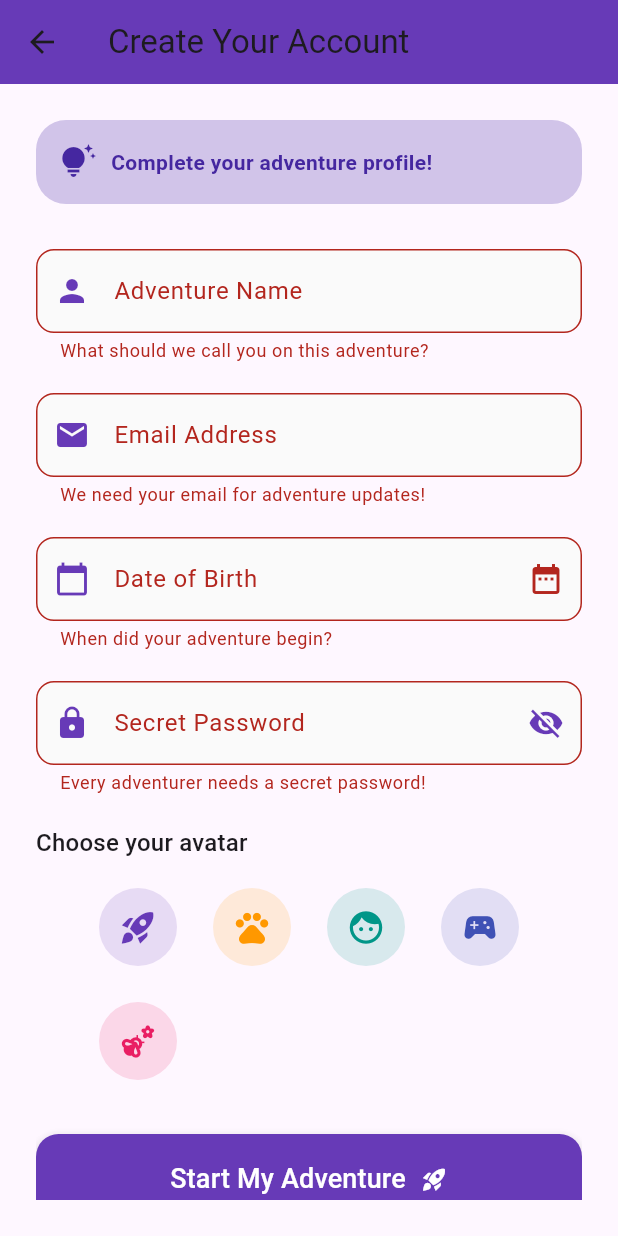
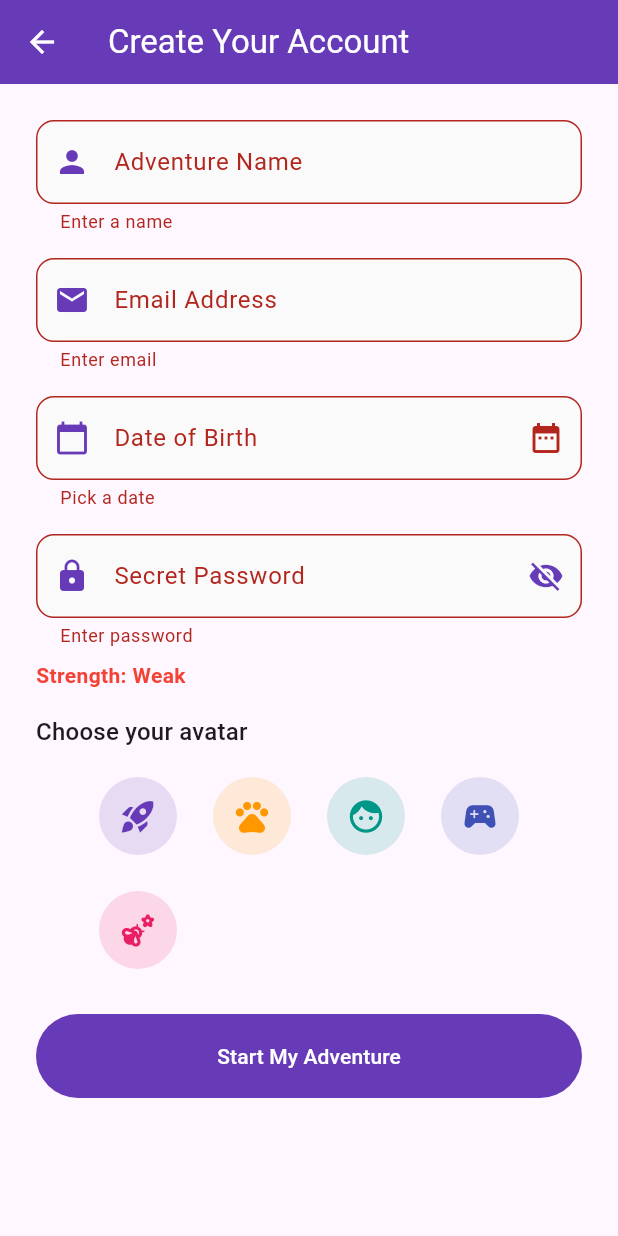
Before and after one commit to brockeh8/act13, a Flutter app: the SignupScreen screen opened directly, after a tap on "Start My Adventure", on a phone screen of 412 x 824 dp. Run offline on Flutter 3.47's test engine with Material 3 defaults, Android fonts, the phone set to English and light mode, and no system bars; our stand-ins replace animated_text_kit, confetti.

Commit message:
Added the password strength indicator

```diff
--- a/lib/screens/signup_screen.dart
+++ b/lib/screens/signup_screen.dart
@@ -3,7 +3,6 @@ import 'success_screen.dart';
 
 class SignupScreen extends StatefulWidget {
   const SignupScreen({super.key});
-
   @override
   State<SignupScreen> createState() => _SignupScreenState();
 }
@@ -14,7 +13,6 @@ class _Avatar {
   const _Avatar(this.icon, this.color);
 }
 
-// The 5 avatars to choose from
 const _avatars = <_Avatar>[
   _Avatar(Icons.rocket_launch, Colors.deepPurple),
   _Avatar(Icons.pets, Colors.orange),
@@ -25,210 +23,158 @@ const _avatars = <_Avatar>[
 
 class _SignupScreenState extends State<SignupScreen> {
   final _formKey = GlobalKey<FormState>();
-  final TextEditingController _nameController = TextEditingController();
-  final TextEditingController _emailController = TextEditingController();
-  final TextEditingController _passwordController = TextEditingController();
-  final TextEditingController _dobController = TextEditingController();
+  final _name = TextEditingController();
+  final _email = TextEditingController();
+  final _pwd = TextEditingController();
+  final _dob = TextEditingController();
 
-  bool _isPasswordVisible = false;
-  bool _isLoading = false;
+  bool _showPwd = false;
+  bool _loading = false;
+  int? _avatarIndex;
 
+  double _pwStrength = 0.0;
+  String _pwLabel = 'Weak';
+  Color _pwColor = Colors.red;
 
-  int? _avatarIndex;
+  @override
+  void initState() {
+    super.initState();
+    _pwd.addListener(() => _evaluatePassword(_pwd.text));
+  }
 
   @override
   void dispose() {
-    _nameController.dispose();
-    _emailController.dispose();
-    _passwordController.dispose();
-    _dobController.dispose();
+    _name.dispose();
+    _email.dispose();
+    _pwd.dispose();
+    _dob.dispose();
     super.dispose();
   }
 
+  void _evaluatePassword(String p) {
+    final a = p.length >= 8 ? 1 : 0;
+    final b = RegExp(r'[a-z]').hasMatch(p) ? 1 : 0;
+    final c = RegExp(r'[A-Z]').hasMatch(p) ? 1 : 0;
+    final d = RegExp(r'[0-9]').hasMatch(p) ? 1 : 0;
+    final e = RegExp(r'[^A-Za-z0-9]').hasMatch(p) ? 1 : 0;
+    final s = ((a + b + c + d + e) / 5).clamp(0.0, 1.0);
+    setState(() {
+      _pwStrength = s;
+      if (s < 0.4) { _pwColor = Colors.red; _pwLabel = 'Weak'; }
+      else if (s < 0.7) { _pwColor = Colors.orange; _pwLabel = 'Okay'; }
+      else if (s < 0.9) { _pwColor = Colors.lightGreen; _pwLabel = 'Strong'; }
+      else { _pwColor = Colors.green; _pwLabel = 'Excellent'; }
+    });
+  }
 
-  Future<void> _selectDate() async {
-    DateTime? picked = await showDatePicker(
+  void _updateProgress() {}
+
+  Future<void> _pickDate() async {
+    final picked = await showDatePicker(
       context: context,
-      initialDate: DateTime.now(),
+      initialDate: DateTime(DateTime.now().year - 18),
       firstDate: DateTime(1900),
       lastDate: DateTime.now(),
     );
-    if (picked != null) {
-      setState(() {
-        _dobController.text = "${picked.day}/${picked.month}/${picked.year}";
-      });
-    }
+    if (picked != null) _dob.text = '${picked.day}/${picked.month}/${picked.year}';
   }
 
-  void _submitForm() {
-    if (_formKey.currentState!.validate()) {
+  void _submit() {
+    if (!_formKey.currentState!.validate()) return;
     if (_avatarIndex == null) {
-        ScaffoldMessenger.of(context).showSnackBar(
-          const SnackBar(content: Text('Pick an avatar to continue')),
-        );
+      ScaffoldMessenger.of(context).showSnackBar(const SnackBar(content: Text('Pick an avatar to continue')));
       return;
     }
+    setState(() => _loading = true);
 
-      setState(() {
-        _isLoading = true;
-      });
+    final badges = <String>[];
+    if (_pwStrength >= 0.75) badges.add('Strong Password Master');
+    if (DateTime.now().hour < 12) badges.add('The Early Bird Special');
+    if (_name.text.trim().isNotEmpty &&
+        _email.text.contains('@') &&
+        _pwd.text.isNotEmpty &&
+        _dob.text.isNotEmpty) {
+      badges.add('Profile Completer');
+    }
 
-      Future.delayed(const Duration(seconds: 2), () {
+    Future.delayed(const Duration(seconds: 1), () {
       if (!mounted) return;
-        setState(() {
-          _isLoading = false;
-        });
+      setState(() => _loading = false);
       Navigator.pushReplacement(
         context,
         MaterialPageRoute(
-            builder: (context) => SuccessScreen(
-              userName: _nameController.text.trim(),
+          builder: (_) => SuccessScreen(
+            userName: _name.text.trim(),
             avatarIcon: _avatars[_avatarIndex!].icon,
             avatarColor: _avatars[_avatarIndex!].color,
+            badges: badges,
           ),
         ),
       );
     });
   }
-  }
 
   @override
   Widget build(BuildContext context) {
     return Scaffold(
-      appBar: AppBar(
-        title: const Text('Create Your Account'),
-        backgroundColor: Colors.deepPurple,
-        elevation: 0,
-      ),
+      appBar: AppBar(backgroundColor: Colors.deepPurple, foregroundColor: Colors.white, title: const Text('Create Your Account')),
       body: Padding(
-        padding: const EdgeInsets.all(24.0),
+        padding: const EdgeInsets.all(24),
         child: SingleChildScrollView(
           child: Form(
             key: _formKey,
             child: Column(
               children: [
-                // Animated Form Header
-                AnimatedContainer(
-                  duration: const Duration(milliseconds: 500),
-                  curve: Curves.easeInOut,
-                  padding: const EdgeInsets.all(16),
-                  decoration: BoxDecoration(
-                    color: Colors.deepPurple[100],
-                    borderRadius: BorderRadius.circular(20),
+                _field(_name, 'Adventure Name', Icons.person, (v) => (v==null||v.isEmpty) ? 'Enter a name' : null),
+                const SizedBox(height: 16),
+                _field(_email, 'Email Address', Icons.email, (v) {
+                  if (v==null||v.isEmpty) return 'Enter email';
+                  if (!v.contains('@') || !v.contains('.')) return 'Enter valid email';
+                  return null;
+                }),
+                const SizedBox(height: 16),
+                TextFormField(
+                  controller: _dob,
+                  readOnly: true,
+                  onTap: _pickDate,
+                  decoration: InputDecoration(
+                    labelText: 'Date of Birth',
+                    prefixIcon: const Icon(Icons.calendar_today, color: Colors.deepPurple),
+                    border: OutlineInputBorder(borderRadius: BorderRadius.circular(12)),
+                    filled: true,
+                    fillColor: Colors.grey[50],
+                    suffixIcon: IconButton(icon: const Icon(Icons.date_range), onPressed: _pickDate),
                   ),
-                  child: Row(
-                    children: [
-                      Icon(Icons.tips_and_updates, color: Colors.deepPurple[800]),
-                      const SizedBox(width: 10),
-                      Expanded(
-                        child: Text(
-                          'Complete your adventure profile!',
-                          style: TextStyle(
-                            color: Colors.deepPurple[800],
-                            fontWeight: FontWeight.bold,
+                  validator: (v) => (v==null||v.isEmpty) ? 'Pick a date' : null,
+                ),
+                const SizedBox(height: 16),
+                TextFormField(
+                  controller: _pwd,
+                  obscureText: !_showPwd,
+                  decoration: InputDecoration(
+                    labelText: 'Secret Password',
+                    prefixIcon: const Icon(Icons.lock, color: Colors.deepPurple),
+                    border: OutlineInputBorder(borderRadius: BorderRadius.circular(12)),
+                    filled: true,
+                    fillColor: Colors.grey[50],
+                    suffixIcon: IconButton(
+                      icon: Icon(_showPwd ? Icons.visibility : Icons.visibility_off, color: Colors.deepPurple),
+                      onPressed: () => setState(() => _showPwd = !_showPwd),
                     ),
                   ),
-                      ),
-                    ],
-                  ),
-                ),
-                const SizedBox(height: 30),
-
-
-                _buildTextField(
-                  controller: _nameController,
-                  label: 'Adventure Name',
-                  icon: Icons.person,
-                  validator: (value) {
-                    if (value == null || value.isEmpty) {
-                      return 'What should we call you on this adventure?';
-                    }
+                  validator: (v) {
+                    if (v==null||v.isEmpty) return 'Enter password';
+                    if (v.length < 6) return 'Min 6 characters';
                     return null;
                   },
                 ),
-                const SizedBox(height: 20),
-
-                _buildTextField(
-                  controller: _emailController,
-                  label: 'Email Address',
-                  icon: Icons.email,
-                  validator: (value) {
-                    if (value == null || value.isEmpty) {
-                      return 'We need your email for adventure updates!';
-                    }
-                    if (!value.contains('@') || !value.contains('.')) {
-                      return 'Oops! That doesn\'t look like a valid email';
-                    }
-                    return null;
-                  },
-                ),
-                const SizedBox(height: 20),
-
-                TextFormField(
-                  controller: _dobController,
-                  readOnly: true,
-                  onTap: _selectDate,
-                  decoration: InputDecoration(
-                    labelText: 'Date of Birth',
-                    prefixIcon: const Icon(Icons.calendar_today, color: Colors.deepPurple),
-                    border: OutlineInputBorder(
-                      borderRadius: BorderRadius.circular(12),
-                    ),
-                    filled: true,
-                    fillColor: Colors.grey[50],
-                    suffixIcon: IconButton(
-                      icon: const Icon(Icons.date_range),
-                      onPressed: _selectDate,
-                    ),
-                  ),
-                  validator: (value) {
-                    if (value == null || value.isEmpty) {
-                      return 'When did your adventure begin?';
-                    }
-                    return null;
-                  },
-                ),
-                const SizedBox(height: 20),
-
-                TextFormField(
-                  controller: _passwordController,
-                  obscureText: !_isPasswordVisible,
-                  decoration: InputDecoration(
-                    labelText: 'Secret Password',
-                    prefixIcon: const Icon(Icons.lock, color: Colors.deepPurple),
-                    border: OutlineInputBorder(
-                      borderRadius: BorderRadius.circular(12),
-                    ),
-                    filled: true,
-                    fillColor: Colors.grey[50],
-                    suffixIcon: IconButton(
-                      icon: Icon(
-                        _isPasswordVisible ? Icons.visibility : Icons.visibility_off,
-                        color: Colors.deepPurple,
-                      ),
-                      onPressed: () {
-                        setState(() {
-                          _isPasswordVisible = !_isPasswordVisible;
-                        });
-                      },
-                    ),
-                  ),
-                  validator: (value) {
-                    if (value == null || value.isEmpty) {
-                      return 'Every adventurer needs a secret password!';
-                    }
-                    if (value.length < 6) {
-                      return 'Make it stronger! At least 6 characters';
-                    }
-                    return null;
-                  },
-                ),
-                const SizedBox(height: 20),
-
+                const SizedBox(height: 8),
                 Align(
                   alignment: Alignment.centerLeft,
-                  child: Text('Choose your avatar', style: Theme.of(context).textTheme.titleMedium),
+                  child: Text('Strength: $_pwLabel', style: TextStyle(color: _pwColor, fontWeight: FontWeight.w600)),
                 ),
+                const SizedBox(height: 16),
+                Align(alignment: Alignment.centerLeft, child: Text('Choose your avatar', style: Theme.of(context).textTheme.titleMedium)),
                 const SizedBox(height: 12),
                 Wrap(
                   spacing: 12,
@@ -239,63 +185,31 @@ class _SignupScreenState extends State<SignupScreen> {
                         borderRadius: BorderRadius.circular(999),
                         onTap: () => setState(() => _avatarIndex = i),
                         child: AnimatedContainer(
-                          duration: const Duration(milliseconds: 200),
+                          duration: const Duration(milliseconds: 150),
                           padding: const EdgeInsets.all(6),
                           decoration: BoxDecoration(
                             shape: BoxShape.circle,
-                            boxShadow: _avatarIndex == i
-                                ? [
-                                    BoxShadow(
-                                      color: _avatars[i].color.withOpacity(0.35),
-                                      blurRadius: 14,
-                                      spreadRadius: 2,
-                                    )
-                                  ]
-                                : null,
+                            boxShadow: _avatarIndex == i ? [BoxShadow(color: _avatars[i].color.withOpacity(0.35), blurRadius: 12, spreadRadius: 1)] : null,
                           ),
                           child: CircleAvatar(
                             radius: _avatarIndex == i ? 30 : 26,
                             backgroundColor: _avatars[i].color.withOpacity(0.15),
-                            child: Icon(
-                              _avatars[i].icon,
-                              color: _avatars[i].color,
-                              size: _avatarIndex == i ? 32 : 26,
-                            ),
+                            child: Icon(_avatars[i].icon, color: _avatars[i].color, size: _avatarIndex == i ? 32 : 26),
                           ),
                         ),
                       ),
                   ],
                 ),
-                const SizedBox(height: 30),
-
-                AnimatedContainer(
-                  duration: const Duration(milliseconds: 300),
-                  width: _isLoading ? 60 : double.infinity,
-                  height: 60,
-                  child: _isLoading
-                      ? const Center(
-                          child: CircularProgressIndicator(
-                            valueColor: AlwaysStoppedAnimation<Color>(Colors.deepPurple),
-                          ),
-                        )
-                      : ElevatedButton(
-                          onPressed: _submitForm,
-                          style: ElevatedButton.styleFrom(
-                            backgroundColor: Colors.deepPurple,
-                            shape: RoundedRectangleBorder(
-                              borderRadius: BorderRadius.circular(15),
-                            ),
-                            padding: const EdgeInsets.symmetric(vertical: 16),
-                            elevation: 5,
-                          ),
-                          child: const Row(
-                            mainAxisAlignment: MainAxisAlignment.center,
-                            children: [
-                              Text('Start My Adventure', style: TextStyle(fontSize: 18, color: Colors.white)),
-                              SizedBox(width: 10),
-                              Icon(Icons.rocket_launch, color: Colors.white),
-                            ],
-                          ),
+                const SizedBox(height: 24),
+                SizedBox(
+                  width: double.infinity,
+                  height: 56,
+                  child: _loading
+                      ? const Center(child: CircularProgressIndicator())
+                      : FilledButton(
+                          style: FilledButton.styleFrom(backgroundColor: Colors.deepPurple),
+                          onPressed: _submit,
+                          child: const Text('Start My Adventure'),
                         ),
                 ),
               ],
@@ -306,24 +220,17 @@ class _SignupScreenState extends State<SignupScreen> {
     );
   }
 
-  Widget _buildTextField({
-    required TextEditingController controller,
-    required String label,
-    required IconData icon,
-    required String? Function(String?) validator,
-  }) {
+  Widget _field(TextEditingController c, String label, IconData icon, String? Function(String?) v) {
     return TextFormField(
-      controller: controller,
+      controller: c,
       decoration: InputDecoration(
         labelText: label,
         prefixIcon: Icon(icon, color: Colors.deepPurple),
-        border: OutlineInputBorder(
-          borderRadius: BorderRadius.circular(12),
-        ),
+        border: OutlineInputBorder(borderRadius: BorderRadius.circular(12)),
         filled: true,
         fillColor: Colors.grey[50],
       ),
-      validator: validator,
+      validator: v,
     );
   }
 }
```
Also changed, not shown: lib/screens/success_screen.dart (+25 -75 lines). Lines whose indentation alone changed are shown as unchanged.
